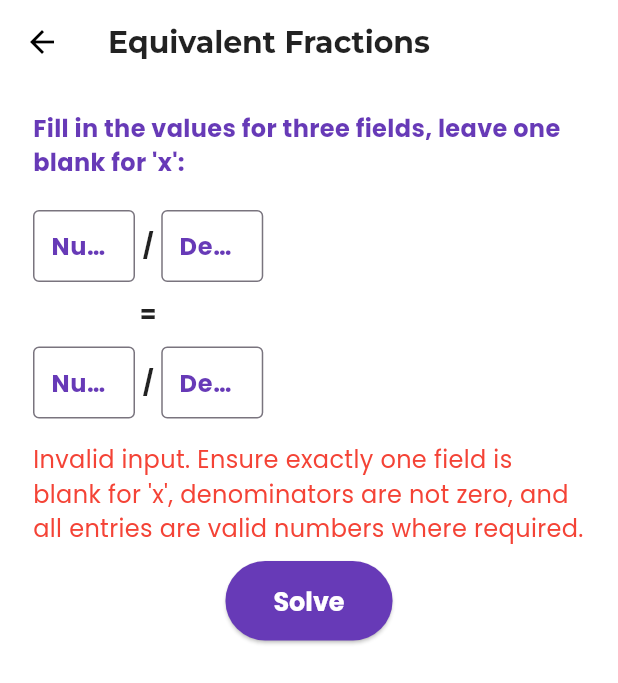
After one commit to JudeChika/Math-Guru, a Flutter app: the EquivalentFractionsScreen screen opened directly, after a tap on "Solve", on a phone screen of 412 x 824 dp. The commit adds this screen. Shown: the top 683 px of the screen. Run offline on Flutter 3.47's test engine with Material 3 defaults, Android fonts, the phone set to English and light mode, and no system bars; our stand-ins replace cloud_firestore, firebase_auth, firebase_core, firebase_storage, flutter_animate, flutter_riverpod and 4 more; missing offline and left inert: flutter_math_fork; accounts and stored records are empty.

Commit message:
my files

```diff
--- /dev/null
+++ b/lib/features/junior_secondary/jss1/fractions/equivalent_fractions/equivalent_fractions_logic.dart
@@ -0,0 +1,139 @@
+import 'equivalent_fractions_models.dart';
+
+class EquivalentFractionsLogic {
+  static FractionUnknownPosition? findUnknownPosition(
+      String n1,
+      String d1,
+      String n2,
+      String d2,
+      ) {
+    final fields = [n1.trim(), d1.trim(), n2.trim(), d2.trim()];
+    final blanks = [
+      for (int i = 0; i < 4; i++) if (fields[i].isEmpty) i
+    ];
+    if (blanks.length != 1) return null;
+    switch (blanks.first) {
+      case 0:
+        return FractionUnknownPosition.numerator1;
+      case 1:
+        return FractionUnknownPosition.denominator1;
+      case 2:
+        return FractionUnknownPosition.numerator2;
+      case 3:
+        return FractionUnknownPosition.denominator2;
+      default:
+        return null;
+    }
+  }
+
+  static ({
+  String answerSimple,
+  List<String> workingsLatex,
+  List<EquivalentFractionExplanationStep> explanations,
+  })? solve({
+    required String n1Raw,
+    required String d1Raw,
+    required String n2Raw,
+    required String d2Raw,
+  }) {
+    final unknownPosition = findUnknownPosition(n1Raw, d1Raw, n2Raw, d2Raw);
+    if (unknownPosition == null) return null;
+
+    int? n1 = int.tryParse(n1Raw.trim());
+    int? d1 = int.tryParse(d1Raw.trim());
+    int? n2 = int.tryParse(n2Raw.trim());
+    int? d2 = int.tryParse(d2Raw.trim());
+
+    if ((unknownPosition != FractionUnknownPosition.denominator1 && (d1 == 0 || d1 == null)) ||
+        (unknownPosition != FractionUnknownPosition.denominator2 && (d2 == 0 || d2 == null))) {
+      return null;
+    }
+
+    // Build latex for the equation and steps
+    String eq1, eq2, eq3, eq4, eq5, eqFinal;
+    int? leftNum, rightNum;
+    num? xValue;
+
+    switch (unknownPosition) {
+      case FractionUnknownPosition.numerator1:
+        eq1 = r"\frac{x}{" "${d1}" "} = \frac{" "${n2}" "}{" "${d2}" "}";
+        eq2 = r"x \times " + d2.toString() + r" = " + d1.toString() + r" \times " + n2.toString();
+        rightNum = d1! * n2!;
+        eq3 = r"x \times " + d2.toString() + r" = " + rightNum.toString();
+        eq4 = r"x = \frac{" + rightNum.toString() + "}{" + d2.toString() + "}";
+        xValue = rightNum / d2!;
+        break;
+      case FractionUnknownPosition.denominator1:
+        eq1 = r"\frac{" "${n1}" "}{x} = \frac{" "${n2}" "}{" "${d2}" "}";
+        eq2 = n1.toString() + r" \times " + d2.toString() + r" = x \times " + n2.toString();
+        leftNum = n1! * d2!;
+        eq3 = leftNum.toString() + r" = x \times " + n2.toString();
+        eq4 = r"x = \frac{" + leftNum.toString() + "}{" + n2.toString() + "}";
+        xValue = leftNum / n2!;
+        break;
+      case FractionUnknownPosition.numerator2:
+        eq1 = r"\frac{" "${n1}" "}{" "${d1}" "} = \frac{x}{" "${d2}" "}";
+        eq2 = n1.toString() + r" \times " + d2.toString() + r" = " + d1.toString() + r" \times x";
+        leftNum = n1! * d2!;
+        eq3 = leftNum.toString() + r" = " + d1.toString() + r" \times x";
+        eq4 = r"x = \frac{" + leftNum.toString() + "}{" + d1.toString() + "}";
+        xValue = leftNum / d1!;
+        break;
+      case FractionUnknownPosition.denominator2:
+        eq1 = r"\frac{" "${n1}" "}{" "${d1}" "} = \frac{" "${n2}" "}{x}";
+        eq2 = n1.toString() + r" \times x = " + d1.toString() + r" \times " + n2.toString();
+        rightNum = d1! * n2!;
+        eq3 = n1.toString() + r" \times x = " + rightNum.toString();
+        eq4 = r"x = \frac{" + rightNum.toString() + "}{" + n1.toString() + "}";
+        xValue = rightNum / n1!;
+        break;
+      default:
+        return null;
+    }
+
+    // Format final answer: whole if integer, 2dp decimal if not
+    if (xValue == xValue.roundToDouble()) {
+      eq5 = "x = ${xValue.toInt()}";
+      eqFinal = "x = ${xValue.toInt()}";
+    } else {
+      String decimal = xValue.toStringAsFixed(2);
+      eq5 = "x = $decimal";
+      eqFinal = "x = $decimal";
+    }
+
+    final workingsLatex = [eq1, eq2, eq3, eq4, eq5];
+
+    final explanations = [
+      EquivalentFractionExplanationStep(
+        description:
+        "Start with the equation. Substitute the known values, leaving the unknown as x.",
+        latexMath: eq1,
+      ),
+      EquivalentFractionExplanationStep(
+        description:
+        "Cross-multiply to eliminate the denominators and form an equation involving x.",
+        latexMath: eq2,
+      ),
+      EquivalentFractionExplanationStep(
+        description: "Simplify the multiplication to get a single term on each side.",
+        latexMath: eq3,
+      ),
+      EquivalentFractionExplanationStep(
+        description: "Divide both sides by the coefficient of x to make x the subject.",
+        latexMath: eq4,
+      ),
+      EquivalentFractionExplanationStep(
+        description: "Write the final answer.",
+        latexMath: eqFinal,
+      ),
+    ];
+
+    final answerSimple = eqFinal;
+
+    return (
+    answerSimple: answerSimple,
+    workingsLatex: workingsLatex,
+    explanations: explanations,
+    );
+  }
+}
--- /dev/null
+++ b/lib/features/junior_secondary/jss1/fractions/equivalent_fractions/equivalent_fractions_models.dart
@@ -0,0 +1,16 @@
+class EquivalentFractionExplanationStep {
+  final String description;
+  final String? latexMath;
+
+  EquivalentFractionExplanationStep({
+    required this.description,
+    this.latexMath,
+  });
+}
+
+enum FractionUnknownPosition {
+  numerator1,
+  denominator1,
+  numerator2,
+  denominator2,
+}
--- /dev/null
+++ b/lib/features/junior_secondary/jss1/fractions/equivalent_fractions/equivalent_fractions_screen.dart
@@ -0,0 +1,364 @@
+import 'package:flutter/material.dart';
+import 'package:flutter_math_fork/flutter_math.dart';
+import 'package:google_fonts/google_fonts.dart';
+import 'equivalent_fractions_logic.dart';
+import 'equivalent_fractions_models.dart';
+
+class EquivalentFractionsScreen extends StatefulWidget {
+  const EquivalentFractionsScreen({super.key});
+
+  @override
+  State<EquivalentFractionsScreen> createState() => _EquivalentFractionsScreenState();
+}
+
+class _EquivalentFractionsScreenState extends State<EquivalentFractionsScreen> {
+  final _formKey = GlobalKey<FormState>();
+  final _num1Controller = TextEditingController();
+  final _den1Controller = TextEditingController();
+  final _num2Controller = TextEditingController();
+  final _den2Controller = TextEditingController();
+
+  String? _errorMsg;
+  String? _result;
+  List<String> _workingsLatex = [];
+  List<EquivalentFractionExplanationStep> _explanations = [];
+
+  void _solve() {
+    setState(() {
+      _errorMsg = null;
+      _result = null;
+      _workingsLatex = [];
+      _explanations = [];
+    });
+
+    final n1 = _num1Controller.text.trim();
+    final d1 = _den1Controller.text.trim();
+    final n2 = _num2Controller.text.trim();
+    final d2 = _den2Controller.text.trim();
+
+    final solution = EquivalentFractionsLogic.solve(
+      n1Raw: n1,
+      d1Raw: d1,
+      n2Raw: n2,
+      d2Raw: d2,
+    );
+
+    if (solution == null) {
+      setState(() {
+        _errorMsg =
+        "Invalid input. Ensure exactly one field is blank for 'x', denominators are not zero, and all entries are valid numbers where required.";
+      });
+      return;
+    }
+
+    setState(() {
+      _result = solution.answerSimple;
+      _workingsLatex = solution.workingsLatex;
+      _explanations = solution.explanations;
+    });
+  }
+
+  Widget _workingMathLine(String latex) => Padding(
+    padding: const EdgeInsets.symmetric(vertical: 2),
+    child: Math.tex(
+      latex,
+      textStyle: GoogleFonts.poppins(fontSize: 21, color: Colors.deepPurple, fontWeight: FontWeight.w600),
+      mathStyle: MathStyle.display,
+    ),
+  );
+
+  Widget _explanationCard(int step, EquivalentFractionExplanationStep s) {
+    return Card(
+      color: Colors.purple.shade50,
+      margin: const EdgeInsets.symmetric(vertical: 4),
+      child: ListTile(
+        leading: CircleAvatar(
+          backgroundColor: Colors.deepPurple.shade100,
+          child: Text(
+            '$step',
+            style: GoogleFonts.poppins(
+              color: Colors.deepPurple,
+              fontWeight: FontWeight.bold,
+            ),
+          ),
+        ),
+        title: Column(
+          crossAxisAlignment: CrossAxisAlignment.start,
+          children: [
+            Text(
+              s.description,
+              style: GoogleFonts.poppins(
+                fontWeight: FontWeight.w600,
+                color: Colors.deepPurple[800],
+                fontSize: 15,
+              ),
+            ),
+            const SizedBox(height: 6),
+            if (s.latexMath != null)
+              Math.tex(
+                s.latexMath!,
+                textStyle: GoogleFonts.poppins(fontSize: 20, color: Colors.deepPurple),
+                mathStyle: MathStyle.display,
+              ),
+          ],
+        ),
+      ),
+    );
+  }
+
+  @override
+  void dispose() {
+    _num1Controller.dispose();
+    _den1Controller.dispose();
+    _num2Controller.dispose();
+    _den2Controller.dispose();
+    super.dispose();
+  }
+
+  @override
+  Widget build(BuildContext context) {
+    final inputStyle = GoogleFonts.poppins(fontSize: 16);
+    final labelStyle = GoogleFonts.poppins(fontWeight: FontWeight.w600, color: Colors.deepPurple);
+
+    return Scaffold(
+      appBar: AppBar(
+        title: Text(
+          'Equivalent Fractions',
+          style: GoogleFonts.montserrat(
+            fontWeight: FontWeight.bold,
+            fontSize: 20,
+            color: Theme.of(context).brightness == Brightness.dark ? Colors.white : Colors.black87,
+          ),
+        ),
+      ),
+      body: SingleChildScrollView(
+        padding: const EdgeInsets.symmetric(horizontal: 22, vertical: 18),
+        child: Column(
+          crossAxisAlignment: CrossAxisAlignment.start,
+          children: [
+            Text(
+              "Fill in the values for three fields, leave one blank for 'x':",
+              style: GoogleFonts.poppins(
+                fontSize: 16,
+                fontWeight: FontWeight.bold,
+                color: Colors.deepPurple,
+              ),
+            ),
+            const SizedBox(height: 20),
+            Form(
+              key: _formKey,
+              child: LayoutBuilder(
+                builder: (context, constraints) {
+                  if (constraints.maxWidth < 430) {
+                    // Small screen: stack vertically
+                    return Column(
+                      mainAxisSize: MainAxisSize.min,
+                      children: [
+                        Row(
+                          mainAxisSize: MainAxisSize.min,
+                          children: [
+                            _fractionInput(
+                              controller: _num1Controller,
+                              label: 'Numerator 1',
+                              style: inputStyle,
+                              labelStyle: labelStyle,
+                            ),
+                            const SizedBox(width: 5),
+                            Text("/", style: inputStyle.copyWith(fontWeight: FontWeight.bold)),
+                            const SizedBox(width: 5),
+                            _fractionInput(
+                              controller: _den1Controller,
+                              label: 'Denominator 1',
+                              style: inputStyle,
+                              labelStyle: labelStyle,
+                            ),
+                          ],
+                        ),
+                        const SizedBox(height: 10),
+                        Text("=", style: inputStyle.copyWith(fontWeight: FontWeight.bold)),
+                        const SizedBox(height: 10),
+                        Row(
+                          mainAxisSize: MainAxisSize.min,
+                          children: [
+                            _fractionInput(
+                              controller: _num2Controller,
+                              label: 'Numerator 2',
+                              style: inputStyle,
+                              labelStyle: labelStyle,
+                            ),
+                            const SizedBox(width: 5),
+                            Text("/", style: inputStyle.copyWith(fontWeight: FontWeight.bold)),
+                            const SizedBox(width: 5),
+                            _fractionInput(
+                              controller: _den2Controller,
+                              label: 'Denominator 2',
+                              style: inputStyle,
+                              labelStyle: labelStyle,
+                            ),
+                          ],
+                        ),
+                      ],
+                    );
+                  } else {
+                    // Large screen: show in a row
+                    return Row(
+                      mainAxisAlignment: MainAxisAlignment.center,
+                      children: [
+                        _fractionInput(
+                          controller: _num1Controller,
+                          label: 'Numerator 1',
+                          style: inputStyle,
+                          labelStyle: labelStyle,
+                        ),
+                        const SizedBox(width: 5),
+                        Text("/", style: inputStyle.copyWith(fontWeight: FontWeight.bold)),
+                        const SizedBox(width: 5),
+                        _fractionInput(
+                          controller: _den1Controller,
+                          label: 'Denominator 1',
+                          style: inputStyle,
+                          labelStyle: labelStyle,
+                        ),
+                        const SizedBox(width: 15),
+                        Text("=", style: inputStyle.copyWith(fontWeight: FontWeight.bold)),
+                        const SizedBox(width: 15),
+                        _fractionInput(
+                          controller: _num2Controller,
+                          label: 'Numerator 2',
+                          style: inputStyle,
+                          labelStyle: labelStyle,
+                        ),
+                        const SizedBox(width: 5),
+                        Text("/", style: inputStyle.copyWith(fontWeight: FontWeight.bold)),
+                        const SizedBox(width: 5),
+                        _fractionInput(
+                          controller: _den2Controller,
+                          label: 'Denominator 2',
+                          style: inputStyle,
+                          labelStyle: labelStyle,
+                        ),
+                      ],
+                    );
+                  }
+                },
+              ),
+            ),
+            const SizedBox(height: 16),
+            if (_errorMsg != null)
+              Text(
+                _errorMsg!,
+                style: GoogleFonts.poppins(color: Colors.red, fontSize: 16),
+              ),
+            const SizedBox(height: 10),
+            Center(
+              child: ElevatedButton(
+                style: ElevatedButton.styleFrom(
+                  backgroundColor: Colors.deepPurple,
+                  padding: const EdgeInsets.symmetric(horizontal: 32, vertical: 14),
+                  textStyle: GoogleFonts.poppins(fontWeight: FontWeight.bold, fontSize: 17),
+                ),
+                onPressed: _solve,
+                child: const Text("Solve", style: TextStyle(color: Colors.white)),
+              ),
+            ),
+            const SizedBox(height: 24),
+            if (_result != null)
+              Center(
+                child: Column(
+                  children: [
+                    Text(
+                      "Final Answer:",
+                      style: GoogleFonts.poppins(
+                        fontSize: 18,
+                        fontWeight: FontWeight.w600,
+                        color: Colors.green[700],
+                      ),
+                    ),
+                    const SizedBox(height: 8),
+                    Text(
+                      _result!,
+                      style: GoogleFonts.montserrat(
+                        fontWeight: FontWeight.bold,
+                        fontSize: 32,
+                        color: Colors.green[700],
+                      ),
+                    ),
+                  ],
+                ),
+              ),
+            const SizedBox(height: 18),
+            if (_workingsLatex.isNotEmpty)
+              Column(
+                crossAxisAlignment: CrossAxisAlignment.start,
+                children: [
+                  Text(
+                    "Working:",
+                    style: GoogleFonts.poppins(
+                      fontWeight: FontWeight.bold,
+                      fontSize: 17,
+                      color: Colors.deepPurple,
+                    ),
+                  ),
+                  const SizedBox(height: 8),
+                  Card(
+                    color: Colors.purple.shade50,
+                    margin: const EdgeInsets.symmetric(vertical: 4),
+                    child: Padding(
+                      padding: const EdgeInsets.symmetric(horizontal: 12, vertical: 14),
+                      child: Column(
+                        crossAxisAlignment: CrossAxisAlignment.start,
+                        children: [
+                          for (final step in _workingsLatex)
+                            _workingMathLine(step),
+                        ],
+                      ),
+                    ),
+                  ),
+                ],
+              ),
+            if (_explanations.isNotEmpty)
+              Column(
+                crossAxisAlignment: CrossAxisAlignment.start,
+                children: [
+                  const SizedBox(height: 16),
+                  Text(
+                    "Step-by-step Solution:",
+                    style: GoogleFonts.poppins(
+                      fontWeight: FontWeight.bold,
+                      fontSize: 17,
+                      color: Colors.deepPurple,
+                    ),
+                  ),
+                  const SizedBox(height: 8),
+                  for (int i = 0; i < _explanations.length; i++)
+                    _explanationCard(i + 1, _explanations[i]),
+                ],
+              ),
+          ],
+        ),
+      ),
+    );
+  }
+
+  Widget _fractionInput({
+    required TextEditingController controller,
+    required String label,
+    required TextStyle style,
+    required TextStyle labelStyle,
+  }) {
+    return SizedBox(
+      width: 68,
+      child: TextFormField(
+        controller: controller,
+        keyboardType: TextInputType.number,
+        style: style,
+        decoration: InputDecoration(
+          labelText: label,
+          labelStyle: labelStyle,
+          border: const OutlineInputBorder(),
+          contentPadding: const EdgeInsets.symmetric(vertical: 3, horizontal: 8),
+        ),
+      ),
+    );
+  }
+}
--- a/lib/features/junior_secondary/jss1/jss1_topic_detail_screen.dart
+++ b/lib/features/junior_secondary/jss1/jss1_topic_detail_screen.dart
@@ -3,6 +3,7 @@ import 'package:math_guru/features/junior_secondary/jss1/fractions/mixed_imprope
 import 'package:math_guru/features/junior_secondary/jss1/number_base_system/binary_conversion/binary_conversion_screen.dart';
 import 'factors_multiples/hcf/hcf_screen.dart';
 import 'factors_multiples/lcm/lcm_screen.dart';
+import 'fractions/equivalent_fractions/equivalent_fractions_screen.dart';
 import 'fractions/ordering_of_fractions/ordering_fractions_screen.dart';
 import 'number_base_system/binary_counting/binary_counting_screen.dart';
 import 'numbers_and_numeration/counting/counting_converter_screen.dart';
@@ -58,6 +59,9 @@ class Jss1TopicDetailScreen extends StatelessWidget {
     if (subtopic == 'Ordering of Fractions') {
       return const OrderingFractionsScreen();
     }
+    if (subtopic == 'Equivalent Fractions') {
+      return const EquivalentFractionsScreen();
+    }
 
     return Scaffold(
       appBar: AppBar(
--- a/lib/features/junior_secondary/jss1/jss1_topics_screen.dart
+++ b/lib/features/junior_secondary/jss1/jss1_topics_screen.dart
@@ -21,6 +21,7 @@ const Map<String, List<String>> jss1Topics = {
   'Fractions': [
     'Mixed Numbers & Improper Fractions',
     'Ordering of Fractions',
+    'Equivalent Fractions',
     'Conversion to decimal',
     'Conversion to percentage',
     'Number line',
```
